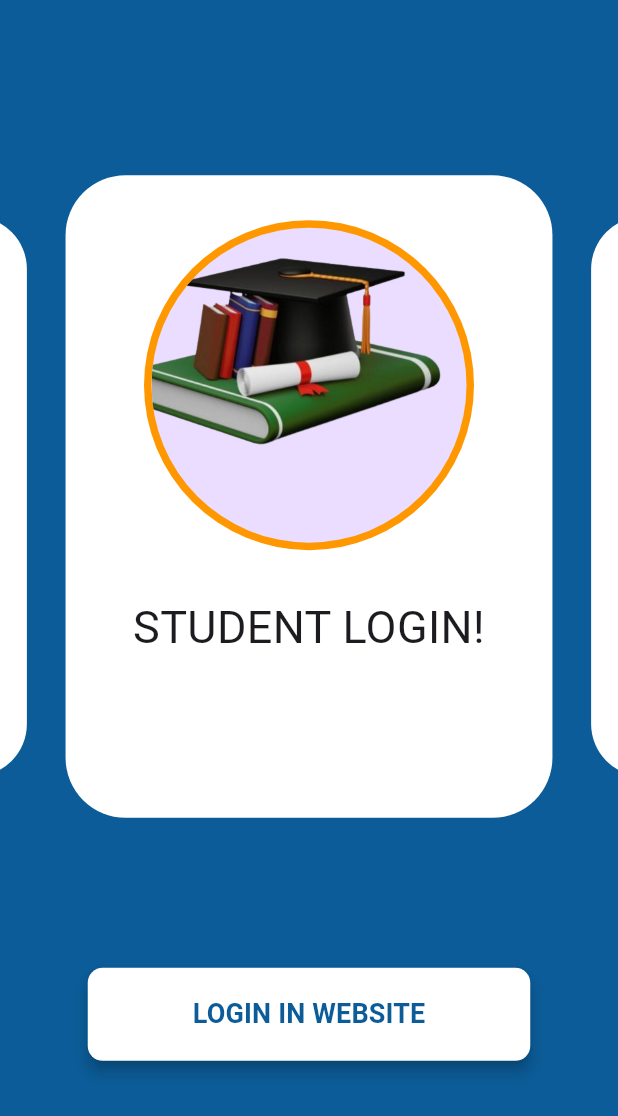
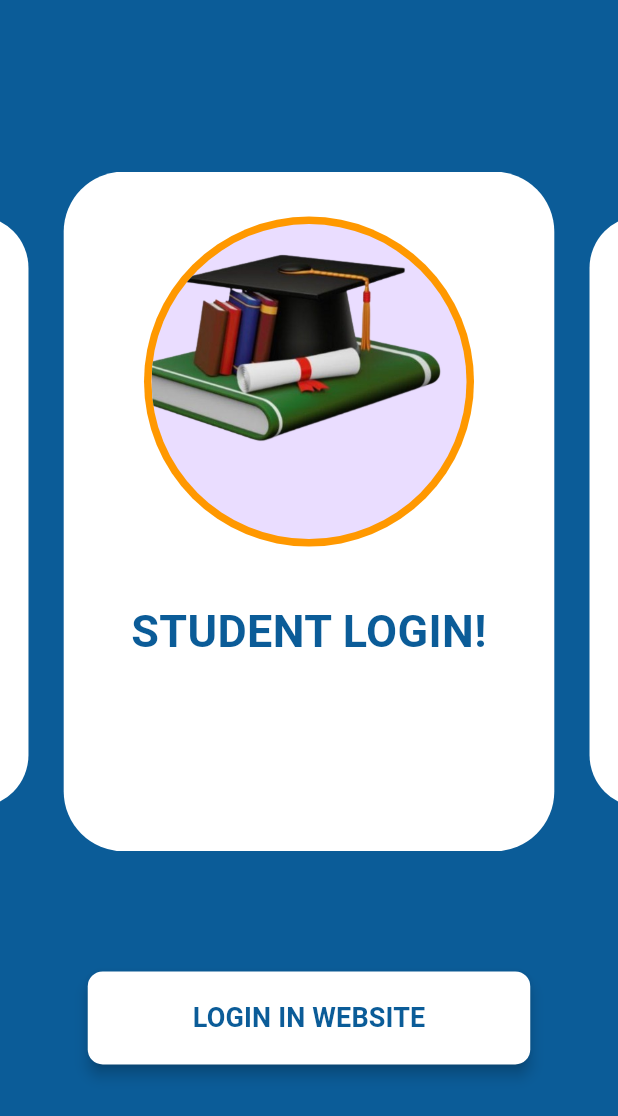
Before and after one commit to CodeEaseSolutions/Student_Attendence_App, a Flutter app: the screen it shows after launch, on a phone screen of 412 x 824 dp. Shown: the top 1116 px of the screen. Run offline on Flutter 3.47's test engine with Material 3 defaults, Android fonts, the light colour scheme and no system bars; drawn by our look-alikes of carousel_slider; our stand-ins replace webview_flutter.

Commit message:
24-08-24

```diff
--- a/lib/Screens/main_login_screen.dart
+++ b/lib/Screens/main_login_screen.dart
@@ -10,6 +10,7 @@ class MainLoginScreen extends StatelessWidget {
   Widget build(BuildContext context) {
     return Scaffold(
       body: SafeArea(
+          child: SingleChildScrollView(
             child: Container(
               width: MediaQuery.of(context).size.width,
               height: MediaQuery.of(context).size.height,
@@ -20,7 +21,11 @@ class MainLoginScreen extends StatelessWidget {
                 children: [
                   CarouselSlider(
                     items: [
-                    Container(
+                      GestureDetector(
+                        onTap: (){
+                          Navigator.pushNamed(context, "/student-login-screen");
+                        },
+                        child: Container(
                           decoration: BoxDecoration(
                               color: Colors.white,
                               borderRadius: BorderRadius.circular(40)
@@ -40,15 +45,20 @@ class MainLoginScreen extends StatelessWidget {
                                     ),
 
                                   ),
-                              VerticalSpacing(size: 30),
+                                  VerticalSpacing(size: 35),
                                   Text("STUDENT LOGIN!",
                                       textAlign: TextAlign.center,
-                                  style: TextStyle(fontSize: 30))
+                                      style: TextStyle(fontWeight: FontWeight.bold,fontSize: 30,color: Color(0xFF0B5C98)))
                                 ]
                             ),
                           ),
                         ),
-                    Container(
+                      ),
+                      GestureDetector(
+                          onTap: (){
+                            Navigator.pushNamed(context, "/teacher-login-screen");
+                          },
+                          child: Container(
                         decoration: BoxDecoration(
                             color: Colors.white,
                             borderRadius: BorderRadius.circular(40)
@@ -68,17 +78,17 @@ class MainLoginScreen extends StatelessWidget {
                                   ),
 
                                 ),
-                              VerticalSpacing(size: 30),
+                                VerticalSpacing(size: 35),
                                 Text("TEACHER LOGIN!",
                                     textAlign: TextAlign.center,
-                                  style: TextStyle(fontSize: 30))
+                                    style: TextStyle(fontWeight: FontWeight.bold,fontSize: 30,color: Color(0xFF0B5C98)))
                               ]
                           ),
                         ),
-                    ),
+                      )),
                     ],
                     options: CarouselOptions(
-                      height: MediaQuery.of(context).size.height*0.52,
+                        height: MediaQuery.of(context).size.height*0.55,
                         enlargeCenterPage: true,
                         autoPlay: true,
                         autoPlayCurve: Curves.fastOutSlowIn,
@@ -87,10 +97,15 @@ class MainLoginScreen extends StatelessWidget {
                         viewportFraction: 0.8
                     ),
                   ),
-                VerticalSpacing(size: 100),
-                CustomButton(btnText: "LOGIN IN WEBSITE",bgColor: Colors.white,btnTextColor:  Color(0xFF0B5C98),)
+                  VerticalSpacing(size: 80),
+                  CustomButton(btnText: "LOGIN IN WEBSITE",
+                    callback: (){
+                    Navigator.pushNamed(context, "/website-screen");
+                    },
+                    bgColor: Colors.white,btnTextColor: Color(0xFF0B5C98),)
                 ],
               )
+              ),
           ),
           )
       );
--- a/lib/Screens/student_login_screen.dart
+++ b/lib/Screens/student_login_screen.dart
@@ -4,7 +4,7 @@ import 'package:student_attendence/Widgets/custom_button.dart';
 import '../Widgets/custom_textfeild.dart';
 import '../Widgets/vertical_spacing.dart';
 
-class TeacherLoginScreen extends StatelessWidget {
+class StudentLoginScreen extends StatelessWidget {
   @override
   Widget build(BuildContext context) {
     return
--- a/lib/Screens/teacher_login_screen.dart
+++ b/lib/Screens/teacher_login_screen.dart
@@ -63,7 +63,9 @@ class TeacherLoginScreen extends StatelessWidget {
                               keyBoardType: TextInputType.number,
                             ),
                             VerticalSpacing(size: 40),
-                            CustomButton(btnText: "LOGIN",)
+                            CustomButton(btnText: "LOGIN",callback: (){
+                              Navigator.pushReplacementNamed(context, "/student-login-screen");
+                            },)
                           ],
                         ),
                       ),
--- a/lib/Widgets/custom_textfeild.dart
+++ b/lib/Widgets/custom_textfeild.dart
@@ -27,7 +27,6 @@ class CustomTextFeild extends StatelessWidget {
       width: MediaQuery.of(context).size.width*0.85,
       child: TextFormField(
         autovalidateMode: AutovalidateMode.onUserInteraction,
-        style: TextStyle(color:  Colors.white),
         maxLength: maxLength,
         enabled: enable,
         keyboardType: keyBoardType,
--- a/lib/main.dart
+++ b/lib/main.dart
@@ -1,8 +1,19 @@
 import 'package:flutter/material.dart';
+import 'package:flutter/services.dart';
 import 'package:student_attendence/Screens/main_login_screen.dart';
+import 'package:student_attendence/Screens/student_login_screen.dart';
+import 'package:student_attendence/Screens/webview_screen.dart';
+
+import 'Screens/teacher_login_screen.dart';
 
 void main() {
+  WidgetsFlutterBinding.ensureInitialized();
+  SystemChrome.setPreferredOrientations([
+    DeviceOrientation.portraitUp,
+    DeviceOrientation.portraitDown,
+  ]);
   runApp(MyApp());
+
 }
 
 class MyApp extends StatelessWidget {
@@ -13,7 +24,12 @@ class MyApp extends StatelessWidget {
     return  MaterialApp(
       debugShowCheckedModeBanner: false,
       initialRoute: '/',
-      routes: {'/': (context) => MainLoginScreen()},
+      routes: {
+        '/': (context) => MainLoginScreen(),
+        '/teacher-login-screen': (context) => TeacherLoginScreen(),
+        '/student-login-screen': (context) => StudentLoginScreen(),
+        "/website-screen":(context)=>WebSiteScreen()
+      },
     );
   }
 }
--- a/pubspec.yaml
+++ b/pubspec.yaml
@@ -36,6 +36,7 @@ dependencies:
   # Use with the CupertinoIcons class for iOS style icons.
   cupertino_icons: ^1.0.8
   carousel_slider: ^5.0.0
+  webview_flutter: ^4.0.0
 
 dev_dependencies:
   flutter_test:
```
Also changed, not shown: lib/Screens/webview_screen.dart (added, +71 -0 lines), lib/Widgets/custom_circular_progress.dart (added, +10 -0 lines), pubspec.lock, 2 other files. Lines whose indentation alone changed are shown as unchanged.
